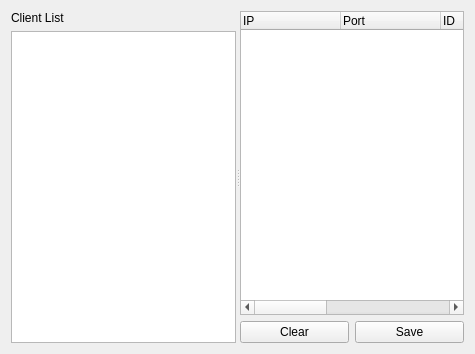
Jeong0809/QT_Mini_Project, file CSAppPro_1016/chatserverform.ui: the form before one commit.
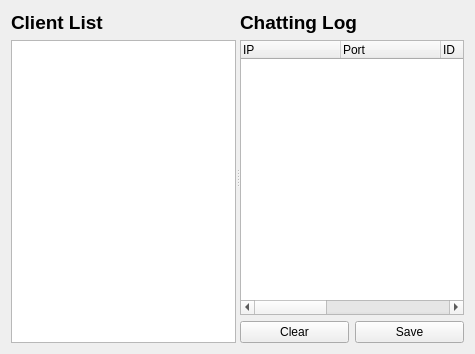
The form after the commit.

The edit to the form file:
```diff
--- a/CSAppPro_1016/chatserverform.ui
+++ b/CSAppPro_1016/chatserverform.ui
@@ -23,6 +23,12 @@
       <layout class="QVBoxLayout" name="clientListVerticalLayout">
        <item>
         <widget class="QLabel" name="clientListLabel">
+         <property name="font">
+          <font>
+           <pointsize>14</pointsize>
+           <bold>true</bold>
+          </font>
+         </property>
          <property name="text">
           <string>Client List</string>
          </property>
@@ -58,6 +64,19 @@
      </widget>
      <widget class="QWidget" name="layoutWidget">
       <layout class="QVBoxLayout" name="messageVerticalLayout">
+       <item>
+        <widget class="QLabel" name="label">
+         <property name="font">
+          <font>
+           <pointsize>14</pointsize>
+           <bold>true</bold>
+          </font>
+         </property>
+         <property name="text">
+          <string>Chatting Log</string>
+         </property>
+        </widget>
+       </item>
        <item>
         <widget class="QTreeWidget" name="messageTreeWidget">
          <property name="rootIsDecorated">
```
